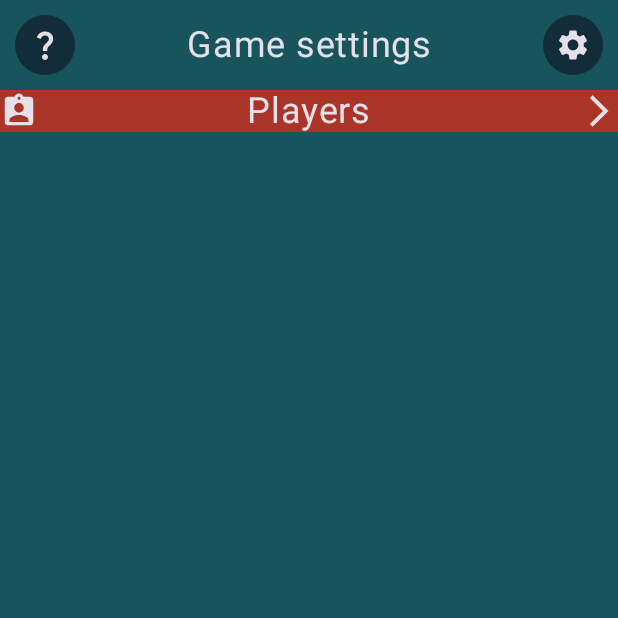
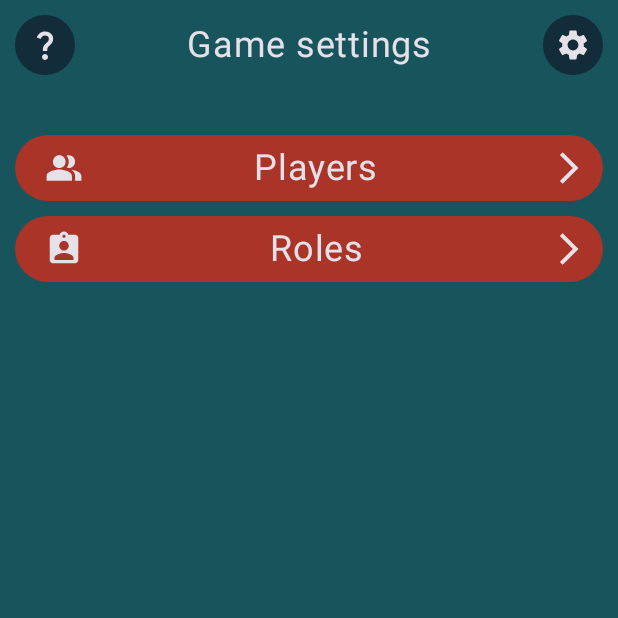
Before and after one commit to Melowetty/AssistantForMafia, an Android app built with Jetpack Compose: the screen it shows after launch (MainActivity), on a phone screen of 412 x 824 dp, the top half of it. Run offline under Robolectric (Android 15) with nearby library versions, the phone set to English and light mode, and no system bars.

Commit message:
RoleButton and disigne features
RoleButton
Puddings
Shape

```diff
--- a/app/src/main/java/com/sadteam/assistantformafia/ui/MainActivity.kt
+++ b/app/src/main/java/com/sadteam/assistantformafia/ui/MainActivity.kt
@@ -6,6 +6,7 @@ import androidx.activity.compose.setContent
 import androidx.compose.foundation.background
 import androidx.compose.foundation.layout.*
 import androidx.compose.foundation.shape.CircleShape
+import androidx.compose.foundation.shape.RoundedCornerShape
 import androidx.compose.material3.Icon
 import androidx.compose.material3.MaterialTheme
 import androidx.compose.material3.Surface
@@ -13,10 +14,12 @@ import androidx.compose.material3.Text
 import androidx.compose.runtime.Composable
 import androidx.compose.ui.Alignment
 import androidx.compose.ui.Modifier
+import androidx.compose.ui.draw.clip
 import androidx.compose.ui.graphics.Color
 import androidx.compose.ui.graphics.painter.Painter
 import androidx.compose.ui.res.painterResource
 import androidx.compose.ui.res.stringResource
+import androidx.compose.ui.tooling.preview.Preview
 import androidx.compose.ui.unit.dp
 import androidx.compose.ui.unit.sp
 import com.sadteam.assistantformafia.R
@@ -37,10 +40,20 @@ class MainActivity : ComponentActivity() {
                         modifier = Modifier.fillMaxSize(),
                     ) {
                         Header()
-                        MenuButton(
-                            icon = painterResource(id = R.drawable.ic_baseline_assignment_ind_24),
-                            title = stringResource(id = R.string.players),
-                        )
+                        Column(
+                            modifier = Modifier
+                                .fillMaxSize()
+                                .padding(top = 30.dp, end = 10.dp, bottom = 30.dp, start = 10.dp),
+                        ){
+                            MenuButton(
+                                icon = painterResource(id = R.drawable.baseline_people_alt_24),
+                                title = stringResource(id = R.string.players)
+                            )
+                            MenuButton(
+                                icon = painterResource(id = R.drawable.ic_baseline_assignment_ind_24),
+                                title = stringResource(id = R.string.roles)
+                            )
+                        }
                     }
                 }
             }
@@ -119,7 +132,11 @@ fun MenuButton(
     Row(
         modifier = Modifier
             .fillMaxWidth()
-            .background(BloodRed),
+            .background(
+                color = BloodRed,
+                shape = CircleShape
+            )
+            .padding(top = 8.dp, end = 10.dp, bottom = 8.dp, start = 20.dp),
         horizontalArrangement = Arrangement.SpaceBetween,
         verticalAlignment = Alignment.CenterVertically,
     ) {
@@ -142,4 +159,7 @@ fun MenuButton(
                 .height(25.dp)
         )
     }
+    Spacer(
+        modifier = Modifier
+            .height(10.dp))
 }
--- /dev/null
+++ b/app/src/main/res/drawable/baseline_people_alt_24.xml
@@ -0,0 +1,12 @@
+<vector android:height="24dp" android:tint="#FFFFFF"
+    android:viewportHeight="24" android:viewportWidth="24"
+    android:width="24dp" xmlns:android="http://schemas.android.com/apk/res/android">
+    <path android:fillColor="@android:color/white"
+        android:fillType="evenOdd" android:pathData="M16.67,13.13C18.04,14.06 19,15.32 19,17v3h4v-3C23,14.82 19.43,13.53 16.67,13.13z"/>
+    <path android:fillColor="@android:color/white"
+        android:fillType="evenOdd" android:pathData="M9,8m-4,0a4,4 0,1 1,8 0a4,4 0,1 1,-8 0"/>
+    <path android:fillColor="@android:color/white"
+        android:fillType="evenOdd" android:pathData="M15,12c2.21,0 4,-1.79 4,-4c0,-2.21 -1.79,-4 -4,-4c-0.47,0 -0.91,0.1 -1.33,0.24C14.5,5.27 15,6.58 15,8s-0.5,2.73 -1.33,3.76C14.09,11.9 14.53,12 15,12z"/>
+    <path android:fillColor="@android:color/white"
+        android:fillType="evenOdd" android:pathData="M9,13c-2.67,0 -8,1.34 -8,4v3h16v-3C17,14.34 11.67,13 9,13z"/>
+</vector>
--- a/app/src/main/res/values/strings.xml
+++ b/app/src/main/res/values/strings.xml
@@ -5,4 +5,5 @@
     <string name="game_settings">Game settings</string>
     <string name="more_detail">More detail</string>
     <string name="players">Players</string>
+    <string name="roles">Roles</string>
 </resources>
--- a/build.gradle
+++ b/build.gradle
@@ -4,7 +4,7 @@ buildscript {
     }
 }// Top-level build file where you can add configuration options common to all sub-projects/modules.
 plugins {
-    id 'com.android.application' version '7.3.1' apply false
-    id 'com.android.library' version '7.3.1' apply false
+    id 'com.android.application' version '7.4.0' apply false
+    id 'com.android.library' version '7.4.0' apply false
     id 'org.jetbrains.kotlin.android' version '1.6.10' apply false
 }
```
Also changed, not shown: gradle/wrapper/gradle-wrapper.properties, 1 other file.
